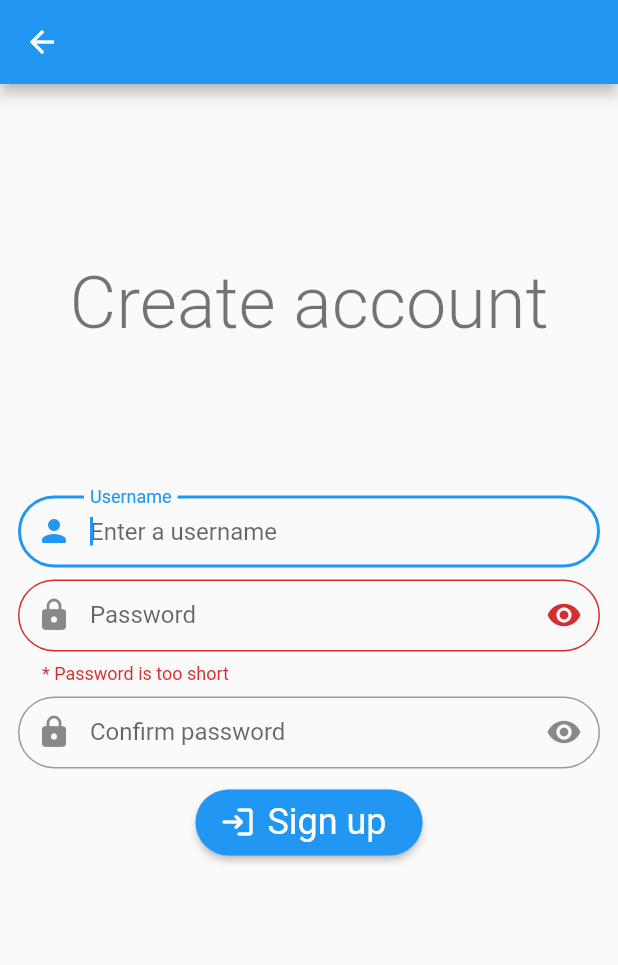
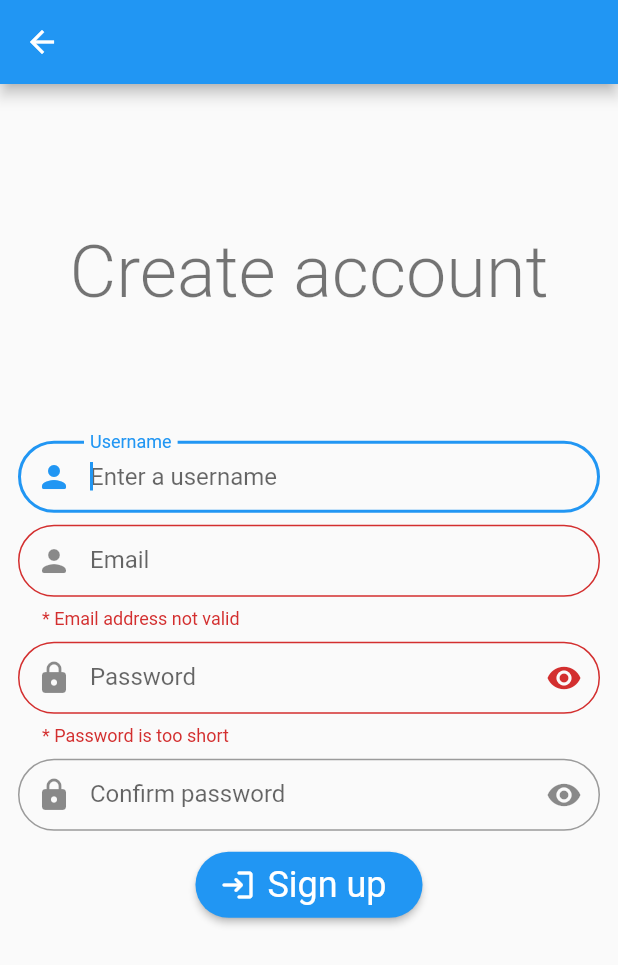
Before and after one commit to Barrow099/BME_SzGSec_Hazi, a Flutter app: the SignupPage screen opened directly, after a tap on "Sign up", on a phone screen of 412 x 824 dp. Shown: the top 965 px of the screen. Run offline on Flutter 3.47's test engine with Material 2 defaults, Android fonts, the phone set to English and light mode, and no system bars; our stand-ins replace auto_size_text, badges, cached_network_image, dio, flutter_riverpod, pretty_dio_logger and 3 more; missing offline and left inert: jwt_decode, oauth2; generated files the repository leaves out were written again.

Commit message:
Implement sign up.

```diff
--- a/webshop_client/lib/model/input_validators/sign_up_validator.dart
+++ b/webshop_client/lib/model/input_validators/sign_up_validator.dart
@@ -13,8 +13,12 @@ class SignupValidator {
     return null;
   }
 
-  String? validateEmailAddress(String value){
+  String? validateEmailAddress(String? value){
     //do we need both checks?
+
+    if(value == null) {
+      return "* Error?"; //TODO is this possible?
+    }
 
     bool emailValid = RegExp(r"^[a-zA-Z0-9.!#$%&'*+/=?^_`{|}~-]+@[a-zA-Z0-9](?:[a-zA-Z0-9-]{0,253}[a-zA-Z0-9])?(?:\.[a-zA-Z0-9](?:[a-zA-Z0-9-]{0,253}[a-zA-Z0-9])?)*$").hasMatch(value);
     if(!emailValid){
--- a/webshop_client/lib/pages/landing_page/signup_page.dart
+++ b/webshop_client/lib/pages/landing_page/signup_page.dart
@@ -19,6 +19,7 @@ class SignupPageState extends ConsumerState<SignupPage> {
   final _formKey = GlobalKey<FormState>();
   final TextEditingController userNameController = TextEditingController();
   final TextEditingController passwordController = TextEditingController();
+  final TextEditingController emailController = TextEditingController();
   final TextEditingController confirmPasswordController = TextEditingController();
   late SignupValidator signupValidator;
 
@@ -84,6 +85,18 @@ class SignupPageState extends ConsumerState<SignupPage> {
                       Padding(
                         padding: const EdgeInsets.symmetric(horizontal: 4, vertical: 4),
                         child: LoginTextFormField(
+                          controller: emailController,
+                          autofocus: true,
+                          autofillHints: const [AutofillHints.email],
+                          validator: signupValidator.validateEmailAddress,
+                          icon: Icons.person_rounded,
+                          labelText: "Email",
+                          hintText: "Enter an email address",
+                        ),
+                      ),
+                      Padding(
+                        padding: const EdgeInsets.symmetric(horizontal: 4, vertical: 4),
+                        child: LoginTextFormField(
                             controller: passwordController,
                             obscureText: true,
                             autofillHints: const [AutofillHints.newPassword],
@@ -128,11 +141,12 @@ class SignupPageState extends ConsumerState<SignupPage> {
 
   validateAndSignup() {
     if(_formKey.currentState!.validate()) {
+      String email = emailController.text;
       String userName = userNameController.text;
       userName = userName.trim();
       final password = passwordController.text;
 
-      ref.read(authStateNotifier.notifier).signUp(userName, password);
+      ref.read(authStateNotifier.notifier).signUp(email, userName, password);
     }
   }
 }
--- a/webshop_client/lib/providers/auth_state_notifier.dart
+++ b/webshop_client/lib/providers/auth_state_notifier.dart
@@ -22,10 +22,10 @@ class AuthStateNotifier extends StateNotifier<AsyncValue<AuthState>> {
     });
   }
 
-  Future signUp(String userName, String password) async {
+  Future signUp(String email, String userName, String password) async {
     state = const AsyncLoading();
     state = await AsyncValue.guard(() {
-      return authRepository.signUp(userName, password);
+      return authRepository.signUp(email, userName, password);
     });
   }
 
--- a/webshop_client/lib/repository/auth_repository.dart
+++ b/webshop_client/lib/repository/auth_repository.dart
@@ -22,8 +22,8 @@ class AuthRepository {
     return AuthState.loggedIn;
   }
 
-  Future<AuthState> signUp(String username, String password) async {
-    userModel = await appRestApi.signUp(username, password);
+  Future<AuthState> signUp(String email, String username, String password) async {
+    userModel = await appRestApi.signUp(email, username, password);
     return AuthState.loggedIn;
   }
 
```
Also changed, not shown: webshop_client/lib/pages/landing_page/landing_page.dart (+6 -6 lines).
